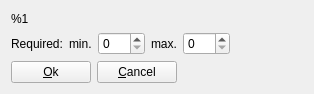
Wolframe/configurator, file client/uiforms/feature_select_required_edit.ui: the form before one commit.
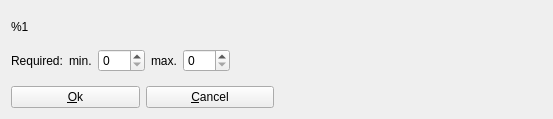
The form after the commit. Icons and pictures are not drawn.

Patch:
```diff
--- a/client/uiforms/feature_select_required_edit.ui
+++ b/client/uiforms/feature_select_required_edit.ui
@@ -6,8 +6,8 @@
    <rect>
     <x>0</x>
     <y>0</y>
-    <width>314</width>
-    <height>94</height>
+    <width>553</width>
+    <height>119</height>
    </rect>
   </property>
   <property name="windowTitle">
```
Left out of the diff: 4 changed lines with no effect on the pictures.
